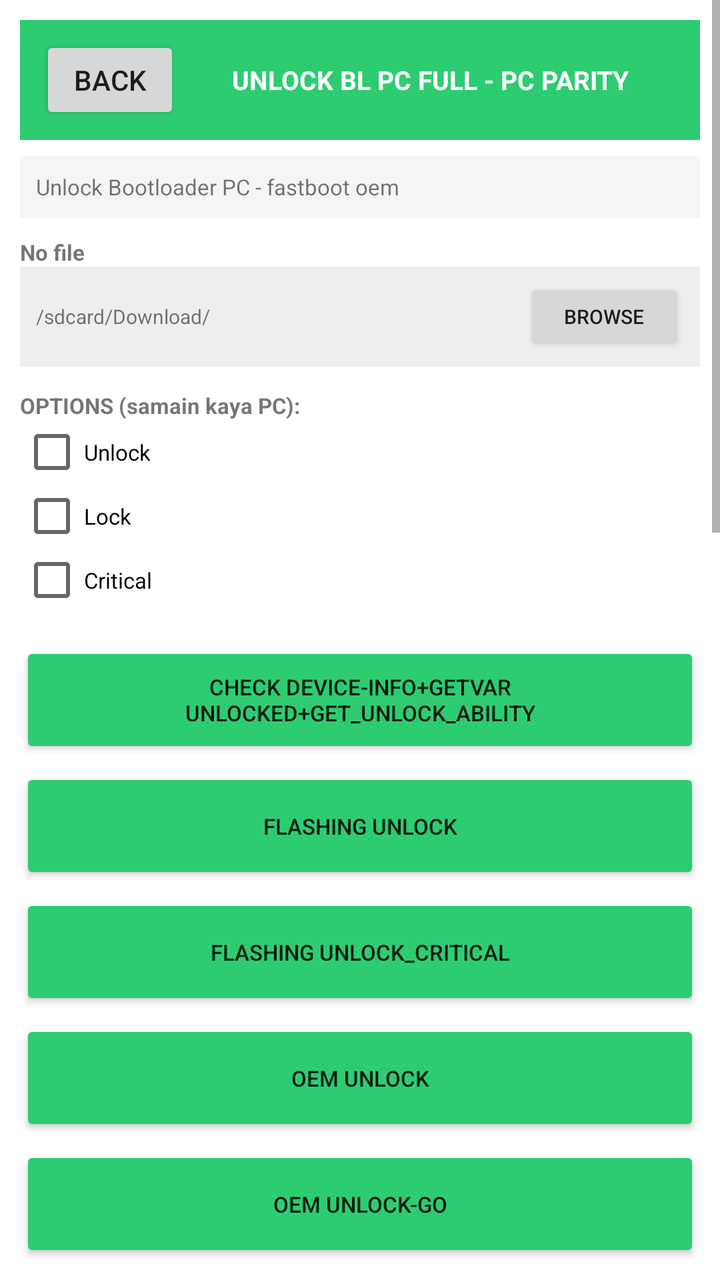
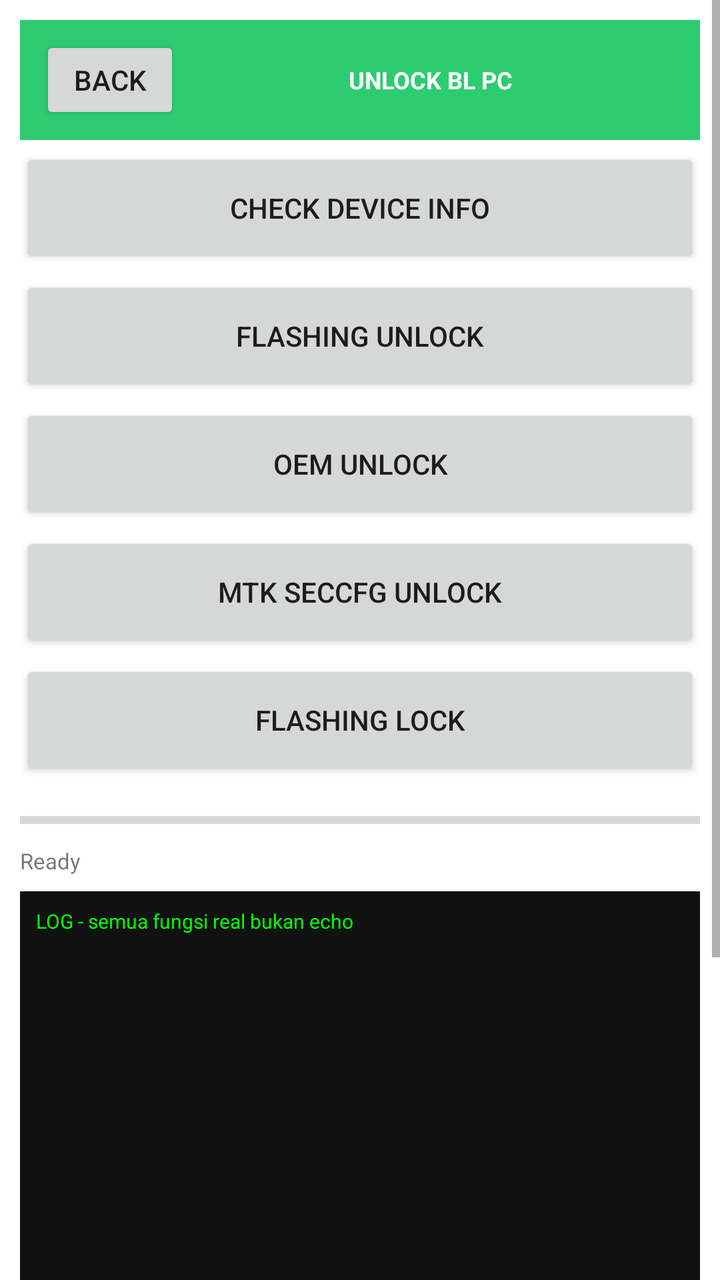

Before-and-after screenshots of an Android layout around one commit, followed by the original layout XML and the change that was made.
<!-- AndroidManifest.xml: application theme Theme.OTGFlasher -->
<!-- res/layout/activity_unlock.xml -->
<?xml version="1.0" encoding="utf-8"?>
<ScrollView xmlns:android="http://schemas.android.com/apk/res/android" android:layout_width="match_parent" android:layout_height="match_parent" android:background="#FFFFFF">
<LinearLayout android:orientation="vertical" android:layout_width="match_parent" android:layout_height="wrap_content" android:padding="10dp">
<LinearLayout android:orientation="horizontal" android:layout_width="match_parent" android:layout_height="60dp" android:background="#2ECC71" android:gravity="center_vertical" android:padding="10dp"><Button android:id="@+id/btnBack" android:text="BACK" android:layout_width="70dp" android:layout_height="44dp"/><TextView android:text="UNLOCK BL PC FULL - PC PARITY" android:textSize="13sp" android:textStyle="bold" android:textColor="#FFFFFF" android:layout_width="0dp" android:layout_weight="1" android:layout_height="wrap_content" android:gravity="center"/></LinearLayout>
<TextView android:text="Unlock Bootloader PC - fastboot oem" android:textSize="11sp" android:background="#F5F5F5" android:padding="8dp" android:layout_width="match_parent" android:layout_height="wrap_content" android:layout_marginTop="8dp"/>
<TextView android:text="No file" android:textSize="11sp" android:textStyle="bold" android:layout_width="match_parent" android:layout_height="wrap_content" android:layout_marginTop="10dp"/><LinearLayout android:orientation="horizontal" android:layout_width="match_parent" android:layout_height="50dp" android:background="#EEEEEE" android:gravity="center_vertical" android:padding="8dp"><TextView android:id="@+id/txt_No_file" android:text="/sdcard/Download/" android:textSize="10sp" android:layout_width="0dp" android:layout_weight="1" android:layout_height="wrap_content"/><Button android:id="@+id/btn_No_file" android:text="BROWSE" android:layout_width="80dp" android:layout_height="38dp" android:textSize="10sp"/></LinearLayout>

<TextView android:text="OPTIONS (samain kaya PC):" android:textSize="11sp" android:textStyle="bold" android:layout_width="match_parent" android:layout_height="wrap_content" android:layout_marginTop="12dp"/>
<CheckBox android:id="@+id/cb_Unlock" android:text="Unlock" android:layout_width="match_parent" android:layout_height="wrap_content" android:textSize="11sp"/>
<CheckBox android:id="@+id/cb_Lock" android:text="Lock" android:layout_width="match_parent" android:layout_height="wrap_content" android:textSize="11sp"/>
<CheckBox android:id="@+id/cb_Critical" android:text="Critical" android:layout_width="match_parent" android:layout_height="wrap_content" android:textSize="11sp"/>

<LinearLayout android:orientation="vertical" android:layout_width="match_parent" android:layout_height="wrap_content" android:layout_marginTop="10dp">
<Button android:id="@+id/btn_CHECK_device-info_getvar_unlocked_get_unlock_ability" android:text="CHECK device-info+getvar unlocked+get_unlock_ability" android:layout_width="match_parent" android:layout_height="58dp" android:textSize="11sp" android:layout_marginTop="5dp" android:backgroundTint="#2ECC71"/>
<Button android:id="@+id/btn_FLASHING_unlock" android:text="FLASHING unlock" android:layout_width="match_parent" android:layout_height="58dp" android:textSize="11sp" android:layout_marginTop="5dp" android:backgroundTint="#2ECC71"/>
<Button android:id="@+id/btn_FLASHING_unlock_critical" android:text="FLASHING unlock_critical" android:layout_width="match_parent" android:layout_height="58dp" android:textSize="11sp" android:layout_marginTop="5dp" android:backgroundTint="#2ECC71"/>
<Button android:id="@+id/btn_OEM_unlock" android:text="OEM unlock" android:layout_width="match_parent" android:layout_height="58dp" android:textSize="11sp" android:layout_marginTop="5dp" android:backgroundTint="#2ECC71"/>
<Button android:id="@+id/btn_OEM_unlock-go" android:text="OEM unlock-go" android:layout_width="match_parent" android:layout_height="58dp" android:textSize="11sp" android:layout_marginTop="5dp" android:backgroundTint="#2ECC71"/>
<Button android:id="@+id/btn_FLASHING_lock" android:text="FLASHING lock" android:layout_width="match_parent" android:layout_height="58dp" android:textSize="11sp" android:layout_marginTop="5dp" android:backgroundTint="#2ECC71"/>
<Button android:id="@+id/btn_FLASHING_lock_critical" android:text="FLASHING lock_critical" android:layout_width="match_parent" android:layout_height="58dp" android:textSize="11sp" android:layout_marginTop="5dp" android:backgroundTint="#2ECC71"/>
<Button android:id="@+id/btn_OEM_lock" android:text="OEM lock" android:layout_width="match_parent" android:layout_height="58dp" android:textSize="11sp" android:layout_marginTop="5dp" android:backgroundTint="#2ECC71"/>
<Button android:id="@+id/btn_MTK_seccfg_unlock" android:text="MTK seccfg unlock" android:layout_width="match_parent" android:layout_height="58dp" android:textSize="11sp" android:layout_marginTop="5dp" android:backgroundTint="#2ECC71"/>
<Button android:id="@+id/btn_MTK_xflash_seccfg_unlock" android:text="MTK xflash seccfg unlock" android:layout_width="match_parent" android:layout_height="58dp" android:textSize="11sp" android:layout_marginTop="5dp" android:backgroundTint="#2ECC71"/>
<Button android:id="@+id/btn_SAMSUNG_OEM_unlock" android:text="SAMSUNG OEM unlock" android:layout_width="match_parent" android:layout_height="58dp" android:textSize="11sp" android:layout_marginTop="5dp" android:backgroundTint="#2ECC71"/>
<Button android:id="@+id/btn_RELOCK" android:text="RELOCK" android:layout_width="match_parent" android:layout_height="58dp" android:textSize="11sp" android:layout_marginTop="5dp" android:backgroundTint="#2ECC71"/>

</LinearLayout>
<ProgressBar android:id="@+id/progressBar" style="?android:attr/progressBarStyleHorizontal" android:layout_width="match_parent" android:layout_height="16dp" android:max="100" android:layout_marginTop="12dp"/>
<TextView android:id="@+id/txtDetail" android:text="Ready PC Parity" android:textSize="11sp" android:layout_width="match_parent" android:layout_height="wrap_content" android:layout_marginTop="5dp"/>
<TextView android:id="@+id/logView" android:text="LOG UNLOCK BL PC FULL PC PARITY - semua fungsi jalan" android:textSize="10sp" android:background="#111111" android:textColor="#00FF00" android:padding="8dp" android:layout_width="match_parent" android:layout_height="400dp" android:layout_marginTop="8dp"/>
</LinearLayout></ScrollView>
<!-- resources referenced by this layout -->
<resources>
  <style name="Theme.OTGFlasher" parent="android:Theme.Material.Light.NoActionBar" />
</resources>

<!-- the commit's change to res/layout/activity_unlock.xml (unified diff, before → after) -->
@@ -1,31 +1,13 @@
 <?xml version="1.0" encoding="utf-8"?>
 <ScrollView xmlns:android="http://schemas.android.com/apk/res/android" android:layout_width="match_parent" android:layout_height="match_parent" android:background="#FFFFFF">
 <LinearLayout android:orientation="vertical" android:layout_width="match_parent" android:layout_height="wrap_content" android:padding="10dp">
-<LinearLayout android:orientation="horizontal" android:layout_width="match_parent" android:layout_height="60dp" android:background="#2ECC71" android:gravity="center_vertical" android:padding="10dp"><Button android:id="@+id/btnBack" android:text="BACK" android:layout_width="70dp" android:layout_height="44dp"/><TextView android:text="UNLOCK BL PC FULL - PC PARITY" android:textSize="13sp" android:textStyle="bold" android:textColor="#FFFFFF" android:layout_width="0dp" android:layout_weight="1" android:layout_height="wrap_content" android:gravity="center"/></LinearLayout>
-<TextView android:text="Unlock Bootloader PC - fastboot oem" android:textSize="11sp" android:background="#F5F5F5" android:padding="8dp" android:layout_width="match_parent" android:layout_height="wrap_content" android:layout_marginTop="8dp"/>
-<TextView android:text="No file" android:textSize="11sp" android:textStyle="bold" android:layout_width="match_parent" android:layout_height="wrap_content" android:layout_marginTop="10dp"/><LinearLayout android:orientation="horizontal" android:layout_width="match_parent" android:layout_height="50dp" android:background="#EEEEEE" android:gravity="center_vertical" android:padding="8dp"><TextView android:id="@+id/txt_No_file" android:text="/sdcard/Download/" android:textSize="10sp" android:layout_width="0dp" android:layout_weight="1" android:layout_height="wrap_content"/><Button android:id="@+id/btn_No_file" android:text="BROWSE" android:layout_width="80dp" android:layout_height="38dp" android:textSize="10sp"/></LinearLayout>
-
-<TextView android:text="OPTIONS (samain kaya PC):" android:textSize="11sp" android:textStyle="bold" android:layout_width="match_parent" android:layout_height="wrap_content" android:layout_marginTop="12dp"/>
-<CheckBox android:id="@+id/cb_Unlock" android:text="Unlock" android:layout_width="match_parent" android:layout_height="wrap_content" android:textSize="11sp"/>
-<CheckBox android:id="@+id/cb_Lock" android:text="Lock" android:layout_width="match_parent" android:layout_height="wrap_content" android:textSize="11sp"/>
-<CheckBox android:id="@+id/cb_Critical" android:text="Critical" android:layout_width="match_parent" android:layout_height="wrap_content" android:textSize="11sp"/>
-
-<LinearLayout android:orientation="vertical" android:layout_width="match_parent" android:layout_height="wrap_content" android:layout_marginTop="10dp">
-<Button android:id="@+id/btn_CHECK_device-info_getvar_unlocked_get_unlock_ability" android:text="CHECK device-info+getvar unlocked+get_unlock_ability" android:layout_width="match_parent" android:layout_height="58dp" android:textSize="11sp" android:layout_marginTop="5dp" android:backgroundTint="#2ECC71"/>
-<Button android:id="@+id/btn_FLASHING_unlock" android:text="FLASHING unlock" android:layout_width="match_parent" android:layout_height="58dp" android:textSize="11sp" android:layout_marginTop="5dp" android:backgroundTint="#2ECC71"/>
-<Button android:id="@+id/btn_FLASHING_unlock_critical" android:text="FLASHING unlock_critical" android:layout_width="match_parent" android:layout_height="58dp" android:textSize="11sp" android:layout_marginTop="5dp" android:backgroundTint="#2ECC71"/>
-<Button android:id="@+id/btn_OEM_unlock" android:text="OEM unlock" android:layout_width="match_parent" android:layout_height="58dp" android:textSize="11sp" android:layout_marginTop="5dp" android:backgroundTint="#2ECC71"/>
-<Button android:id="@+id/btn_OEM_unlock-go" android:text="OEM unlock-go" android:layout_width="match_parent" android:layout_height="58dp" android:textSize="11sp" android:layout_marginTop="5dp" android:backgroundTint="#2ECC71"/>
-<Button android:id="@+id/btn_FLASHING_lock" android:text="FLASHING lock" android:layout_width="match_parent" android:layout_height="58dp" android:textSize="11sp" android:layout_marginTop="5dp" android:backgroundTint="#2ECC71"/>
-<Button android:id="@+id/btn_FLASHING_lock_critical" android:text="FLASHING lock_critical" android:layout_width="match_parent" android:layout_height="58dp" android:textSize="11sp" android:layout_marginTop="5dp" android:backgroundTint="#2ECC71"/>
-<Button android:id="@+id/btn_OEM_lock" android:text="OEM lock" android:layout_width="match_parent" android:layout_height="58dp" android:textSize="11sp" android:layout_marginTop="5dp" android:backgroundTint="#2ECC71"/>
-<Button android:id="@+id/btn_MTK_seccfg_unlock" android:text="MTK seccfg unlock" android:layout_width="match_parent" android:layout_height="58dp" android:textSize="11sp" android:layout_marginTop="5dp" android:backgroundTint="#2ECC71"/>
-<Button android:id="@+id/btn_MTK_xflash_seccfg_unlock" android:text="MTK xflash seccfg unlock" android:layout_width="match_parent" android:layout_height="58dp" android:textSize="11sp" android:layout_marginTop="5dp" android:backgroundTint="#2ECC71"/>
-<Button android:id="@+id/btn_SAMSUNG_OEM_unlock" android:text="SAMSUNG OEM unlock" android:layout_width="match_parent" android:layout_height="58dp" android:textSize="11sp" android:layout_marginTop="5dp" android:backgroundTint="#2ECC71"/>
-<Button android:id="@+id/btn_RELOCK" android:text="RELOCK" android:layout_width="match_parent" android:layout_height="58dp" android:textSize="11sp" android:layout_marginTop="5dp" android:backgroundTint="#2ECC71"/>
-
-</LinearLayout>
-<ProgressBar android:id="@+id/progressBar" style="?android:attr/progressBarStyleHorizontal" android:layout_width="match_parent" android:layout_height="16dp" android:max="100" android:layout_marginTop="12dp"/>
-<TextView android:id="@+id/txtDetail" android:text="Ready PC Parity" android:textSize="11sp" android:layout_width="match_parent" android:layout_height="wrap_content" android:layout_marginTop="5dp"/>
-<TextView android:id="@+id/logView" android:text="LOG UNLOCK BL PC FULL PC PARITY - semua fungsi jalan" android:textSize="10sp" android:background="#111111" android:textColor="#00FF00" android:padding="8dp" android:layout_width="match_parent" android:layout_height="400dp" android:layout_marginTop="8dp"/>
+<LinearLayout android:orientation="horizontal" android:layout_width="match_parent" android:layout_height="60dp" android:background="#2ECC71" android:gravity="center_vertical" android:padding="10dp"><Button android:id="@+id/btn_back" android:text="BACK" android:layout_width="70dp" android:layout_height="44dp"/><TextView android:text="UNLOCK BL PC" android:textSize="12sp" android:textStyle="bold" android:textColor="#FFFFFF" android:layout_width="0dp" android:layout_weight="1" android:layout_height="wrap_content" android:gravity="center"/></LinearLayout>
+<Button android:id="@+id/btn_check_device_info_0" android:text="CHECK device info" android:layout_width="match_parent" android:layout_height="60dp" android:layout_marginTop="4dp"/>
+<Button android:id="@+id/btn_flashing_unlock_1" android:text="FLASHING unlock" android:layout_width="match_parent" android:layout_height="60dp" android:layout_marginTop="4dp"/>
+<Button android:id="@+id/btn_oem_unlock_2" android:text="OEM unlock" android:layout_width="match_parent" android:layout_height="60dp" android:layout_marginTop="4dp"/>
+<Button android:id="@+id/btn_mtk_seccfg_unlock_3" android:text="MTK seccfg unlock" android:layout_width="match_parent" android:layout_height="60dp" android:layout_marginTop="4dp"/>
+<Button android:id="@+id/btn_flashing_lock_4" android:text="FLASHING lock" android:layout_width="match_parent" android:layout_height="60dp" android:layout_marginTop="4dp"/>
+<ProgressBar android:id="@+id/progress_bar" style="?android:attr/progressBarStyleHorizontal" android:layout_width="match_parent" android:layout_height="16dp" android:max="100" android:layout_marginTop="12dp"/>
+<TextView android:id="@+id/txt_detail" android:text="Ready" android:textSize="11sp" android:layout_width="match_parent" android:layout_height="wrap_content" android:layout_marginTop="5dp"/>
+<TextView android:id="@+id/log_view" android:text="LOG - semua fungsi real bukan echo" android:textSize="10sp" android:background="#111111" android:textColor="#00FF00" android:padding="8dp" android:layout_width="match_parent" android:layout_height="400dp" android:layout_marginTop="8dp"/>
 </LinearLayout></ScrollView>
